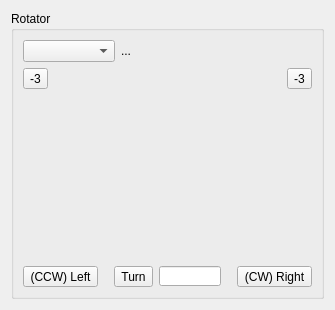
Qt form mqt/MqtLogger/rotatorcompassframe.ui (Rsclub22/Minos2-Mirror) before a commit.
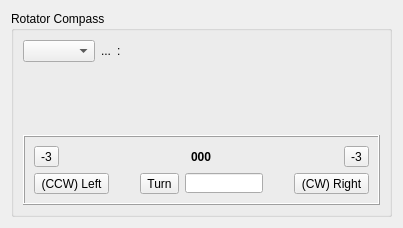
The same form after that commit. Custom widgets are drawn as their Qt base class.

Commit message: get rotCompassFrame working with comms from logger.

```diff
--- a/mqt/MqtLogger/rotatorcompassframe.ui
+++ b/mqt/MqtLogger/rotatorcompassframe.ui
@@ -6,18 +6,18 @@
    <rect>
     <x>0</x>
     <y>0</y>
-    <width>335</width>
-    <height>310</height>
+    <width>403</width>
+    <height>228</height>
    </rect>
   </property>
   <property name="windowTitle">
    <string>Frame</string>
   </property>
-  <layout class="QVBoxLayout" name="verticalLayout_4">
+  <layout class="QVBoxLayout" name="verticalLayout_5">
    <item>
     <widget class="QGroupBox" name="rotatoCompassFrameGroupBox">
      <property name="title">
-      <string>Rotator</string>
+      <string>Rotator Compass</string>
      </property>
      <layout class="QVBoxLayout" name="verticalLayout_2">
       <item>
@@ -44,6 +44,13 @@
             </property>
            </widget>
           </item>
+          <item>
+           <widget class="QLabel" name="label">
+            <property name="text">
+             <string>:</string>
+            </property>
+           </widget>
+          </item>
           <item>
            <widget class="QLabel" name="rotatorStatMsg">
             <property name="text">
@@ -51,24 +58,8 @@
             </property>
            </widget>
           </item>
-         </layout>
-        </item>
         <item>
-         <layout class="QHBoxLayout" name="horizontalLayout_4">
-          <item>
-           <layout class="QHBoxLayout" name="horizontalLayout_5">
-            <item>
-             <widget class="QToolButton" name="nudgeLeft">
-              <property name="focusPolicy">
-               <enum>Qt::NoFocus</enum>
-              </property>
-              <property name="text">
-               <string>-3</string>
-              </property>
-             </widget>
-            </item>
-            <item>
-             <spacer name="horizontalSpacer">
+           <spacer name="horizontalSpacer_5">
               <property name="orientation">
                <enum>Qt::Horizontal</enum>
               </property>
@@ -79,21 +70,6 @@
                </size>
               </property>
              </spacer>
-            </item>
-            <item>
-             <widget class="QToolButton" name="nudgeRight">
-              <property name="focusPolicy">
-               <enum>Qt::NoFocus</enum>
-              </property>
-              <property name="layoutDirection">
-               <enum>Qt::RightToLeft</enum>
-              </property>
-              <property name="text">
-               <string>-3</string>
-              </property>
-             </widget>
-            </item>
-           </layout>
           </item>
          </layout>
         </item>
@@ -102,7 +78,7 @@
           <item>
            <layout class="QHBoxLayout" name="horizontalLayout">
             <item>
-             <widget class="MinosCompass" name="widget" native="true"/>
+             <widget class="MinosCompass" name="compassDialDisplay" native="true"/>
             </item>
             <item>
              <spacer name="verticalSpacer">
@@ -132,6 +108,84 @@
             </property>
            </spacer>
           </item>
+         </layout>
+        </item>
+       </layout>
+      </item>
+      <item>
+       <widget class="QFrame" name="frame">
+        <property name="frameShape">
+         <enum>QFrame::Box</enum>
+        </property>
+        <property name="frameShadow">
+         <enum>QFrame::Raised</enum>
+        </property>
+        <layout class="QVBoxLayout" name="verticalLayout_4">
+         <item>
+          <layout class="QHBoxLayout" name="horizontalLayout_5">
+           <item>
+            <widget class="QToolButton" name="nudgeLeft">
+             <property name="focusPolicy">
+              <enum>Qt::NoFocus</enum>
+             </property>
+             <property name="text">
+              <string>-3</string>
+             </property>
+            </widget>
+           </item>
+           <item>
+            <spacer name="horizontalSpacer_6">
+             <property name="orientation">
+              <enum>Qt::Horizontal</enum>
+             </property>
+             <property name="sizeHint" stdset="0">
+              <size>
+               <width>40</width>
+               <height>20</height>
+              </size>
+             </property>
+            </spacer>
+           </item>
+           <item>
+            <widget class="QLabel" name="RotBrgDisplay">
+             <property name="font">
+              <font>
+               <bold>true</bold>
+              </font>
+             </property>
+             <property name="text">
+              <string>000</string>
+             </property>
+            </widget>
+           </item>
+           <item>
+            <spacer name="horizontalSpacer">
+             <property name="orientation">
+              <enum>Qt::Horizontal</enum>
+             </property>
+             <property name="sizeHint" stdset="0">
+              <size>
+               <width>40</width>
+               <height>20</height>
+              </size>
+             </property>
+            </spacer>
+           </item>
+           <item>
+            <widget class="QToolButton" name="nudgeRight">
+             <property name="focusPolicy">
+              <enum>Qt::NoFocus</enum>
+             </property>
+             <property name="layoutDirection">
+              <enum>Qt::RightToLeft</enum>
+             </property>
+             <property name="text">
+              <string>-3</string>
+             </property>
+            </widget>
+           </item>
+          </layout>
+         </item>
           <item>
            <layout class="QHBoxLayout" name="horizontalLayout_8">
             <item>
@@ -236,8 +290,7 @@
            </layout>
           </item>
          </layout>
-        </item>
-       </layout>
+       </widget>
       </item>
      </layout>
     </widget>
```
Lines whose indentation alone changed are shown as unchanged. The commit also changes 7 other files.
